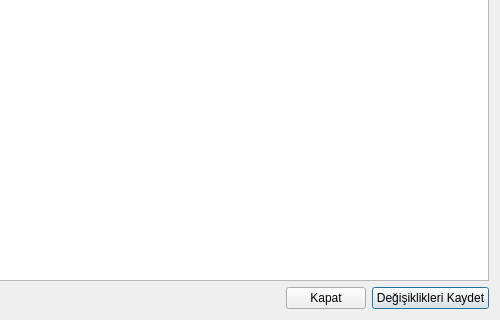
First picture: the form in eklesonuc.ui, repository ekcdr/bahcesehirbitirme, before the edit; both pictures show x 248 to 748 and y 142 to 462 of the 748 by 462 pixel window.
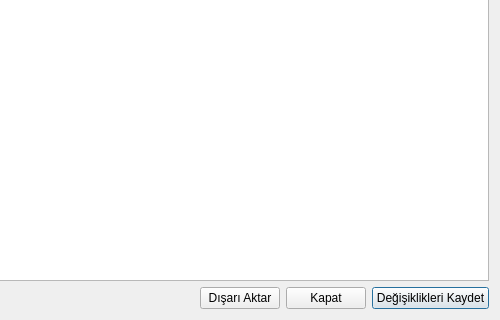
Second picture: the form after the edit.

What changed in the file:
```diff
--- a/eklesonuc.ui
+++ b/eklesonuc.ui
@@ -59,6 +59,13 @@
        </property>
       </spacer>
      </item>
+     <item>
+      <widget class="QPushButton" name="btnDisariAktar">
+       <property name="text">
+        <string>Dışarı Aktar</string>
+       </property>
+      </widget>
+     </item>
      <item>
       <widget class="QPushButton" name="btnIptal">
        <property name="sizePolicy">
```
